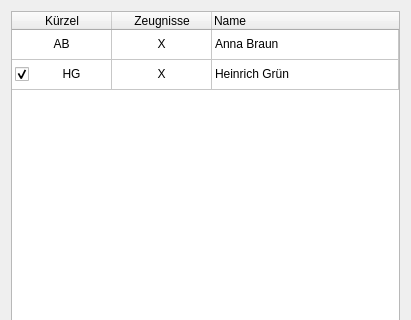
Before: the Qt Designer form WZ/program-data/ui/dialog_course_teachers.ui in gradgrind/WZS, drawn with Qt 5; both pictures show x 0 to 411 and y 0 to 320 of the 411 by 537 pixel window.
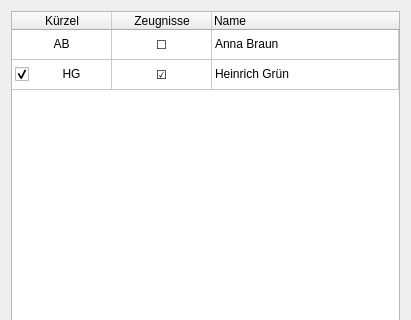
After: the same form once the commit is applied.

Commit message: Add tooltip for keyboard input

The edit to the form file:
```diff
--- a/WZ/program-data/ui/dialog_course_teachers.ui
+++ b/WZ/program-data/ui/dialog_course_teachers.ui
@@ -90,7 +90,7 @@
      </item>
      <item row="0" column="1">
       <property name="text">
-       <string>X</string>
+       <string>☐</string>
       </property>
       <property name="textAlignment">
        <set>AlignCenter</set>
@@ -120,7 +120,7 @@
      </item>
      <item row="1" column="1">
       <property name="text">
-       <string>X</string>
+       <string>☑</string>
       </property>
       <property name="textAlignment">
        <set>AlignCenter</set>
```
Left out of the diff: 3 changed lines with no effect on the pictures.
